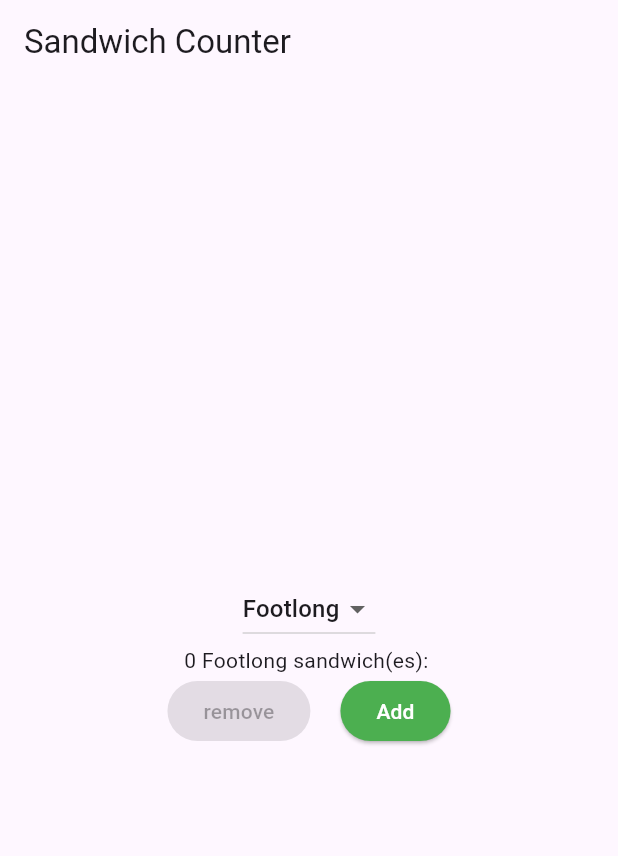
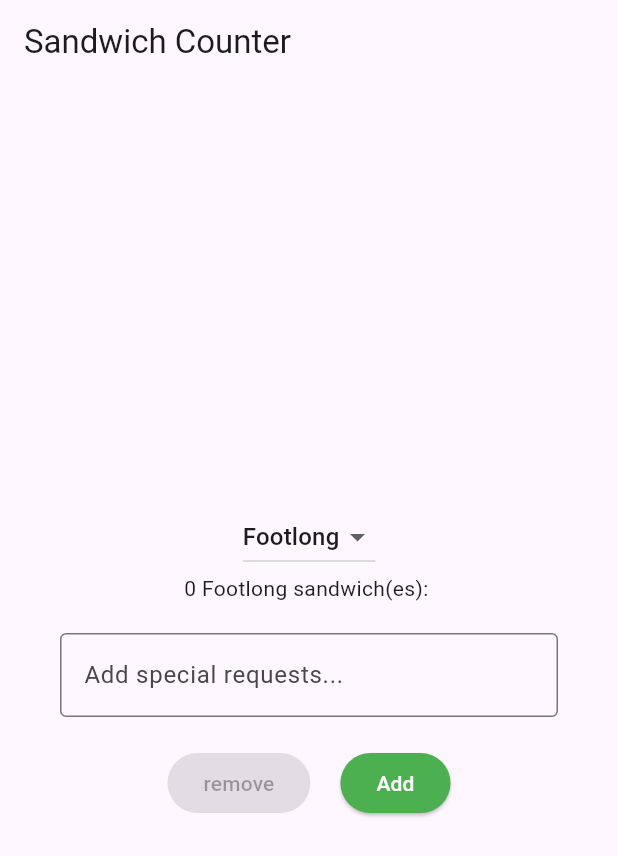
Before and after one commit to GiorgosKostakakis/flutter_application_1, a Flutter app: the screen it shows after launch, on a phone screen of 412 x 824 dp. Shown: the top 856 px of the screen. Run offline on Flutter 3.47's test engine with Material 3 defaults, Android fonts, the phone set to English and light mode, and no system bars.

Commit message:
add notes field for special requests

```diff
--- a/lib/main.dart
+++ b/lib/main.dart
@@ -29,8 +29,8 @@ class OrderScreen extends StatefulWidget {
 
 class _OrderScreenState extends State<OrderScreen> {
   int _quantity = 0;
-   String _selectedType = 'Footlong';
-
+  String _selectedType = 'Footlong';
+  String _notes = '';
 
   void _increaseQuantity() {
     if (_quantity < widget.maxQuantity) {
@@ -70,9 +70,27 @@ class _OrderScreenState extends State<OrderScreen> {
               _quantity,
               _selectedType,
             ),
+            const SizedBox(height: 20),
+
+            // ADD THIS SIMPLE TEXTFIELD FOR NOTES
+            Padding(
+              padding: const EdgeInsets.symmetric(horizontal: 40.0),
+              child: TextField(
+                decoration: const InputDecoration(
+                  hintText: 'Add special requests...',
+                  border: OutlineInputBorder(),
+                ),
+                onChanged: (value) {
+                  setState(() {
+                    _notes = value;
+                  });
+                },
+              ),
+            ),
+
+            const SizedBox(height: 20),
             Row(
-              mainAxisAlignment:
-                  MainAxisAlignment.center, // pushes buttons to edges
+              mainAxisAlignment: MainAxisAlignment.center,
               children: [
                 StyledButton(
                   text: 'remove',
@@ -80,9 +98,7 @@ class _OrderScreenState extends State<OrderScreen> {
                   enabled: _quantity > 0,
                   backgroundColor: Colors.red,
                 ),
-
-                const SizedBox(
-                    width: 20), // small gap (for safety on small screens)
+                const SizedBox(width: 20),
                 StyledButton(
                   text: 'Add',
                   onPressed: _increaseQuantity,
@@ -97,7 +113,6 @@ class _OrderScreenState extends State<OrderScreen> {
     );
   }
 }
-
 class StyledButton extends StatelessWidget {
   final String text; // Button label
   final VoidCallback onPressed; // Callback when clicked
```
